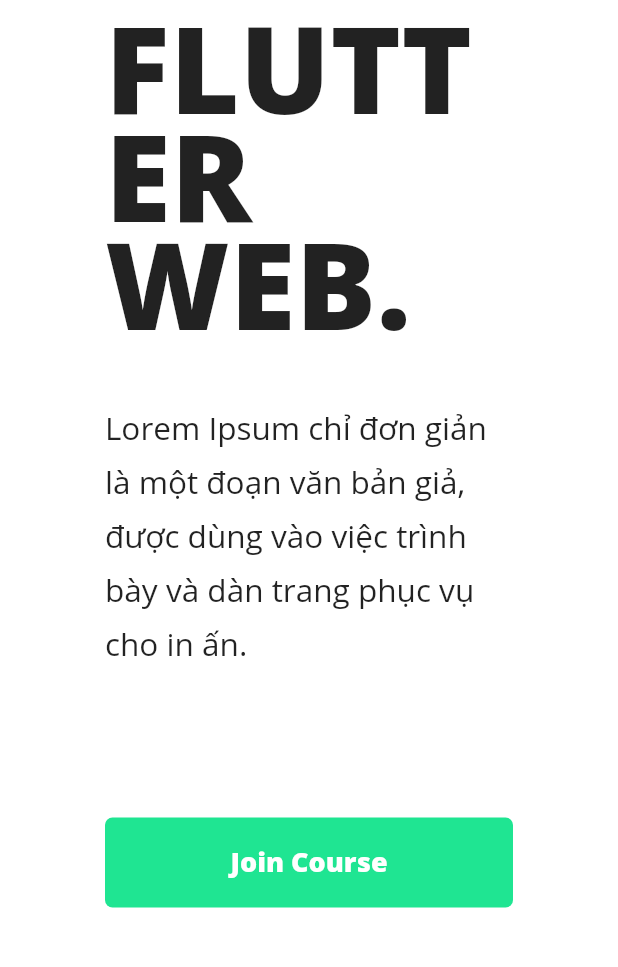
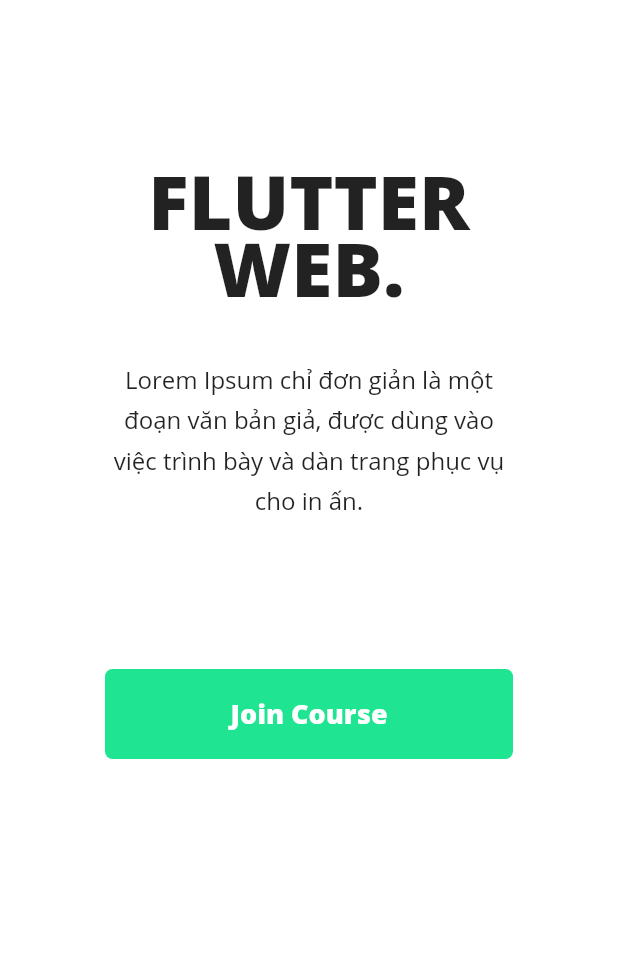
Before and after one commit to denislour/plopt, a Flutter app: the screen it shows after launch, on a phone screen of 412 x 824 dp, the part 210-1177 px from its top. Run offline on Flutter 3.47's test engine with Material 2 defaults, Android fonts, the phone set to English and light mode, and no system bars; our stand-ins replace responsive_builder.

Commit message:
[Responsive] - Main Content.

```diff
--- a/lib/widgets/course_details/course_details.dart
+++ b/lib/widgets/course_details/course_details.dart
@@ -1,10 +1,25 @@
 import 'package:flutter/material.dart';
+import 'package:responsive_builder/responsive_builder.dart';
 
 class CourseDetails extends StatelessWidget {
   const CourseDetails({Key key}) : super(key: key);
 
   @override
   Widget build(BuildContext context) {
+    return ResponsiveBuilder(
+      builder: (context, sizingInformation) {
+        var textAligment =
+            sizingInformation.deviceScreenType == DeviceScreenType.desktop
+                ? TextAlign.left
+                : TextAlign.center;
+        double titleSize =
+            sizingInformation.deviceScreenType == DeviceScreenType.mobile
+                ? 50
+                : 80;
+        double descriptionSize =
+            sizingInformation.deviceScreenType == DeviceScreenType.mobile
+                ? 16
+                : 21;
         return Container(
           width: 600,
           child: Column(
@@ -14,7 +29,11 @@
               Text(
                 'FLUTTER WEB.',
                 style: TextStyle(
-                fontWeight: FontWeight.w800, height: 0.9, fontSize: 80),
+                  fontWeight: FontWeight.w800,
+                  height: 0.9,
+                  fontSize: titleSize,
+                ),
+                textAlign: textAligment,
               ),
               SizedBox(
                 height: 30,
@@ -22,10 +41,16 @@
               Text(
                 'Lorem Ipsum chỉ đơn giản là một đoạn văn bản giả, '
                 'được dùng vào việc trình bày và dàn trang phục vụ cho in ấn. ',
-            style: TextStyle(fontSize: 21, height: 1.7),
+                style: TextStyle(
+                  fontSize: descriptionSize,
+                  height: 1.7,
+                ),
+                textAlign: textAligment,
               )
             ],
           ),
         );
+      },
+    );
   }
 }
```
Lines whose indentation alone changed are shown as unchanged.
